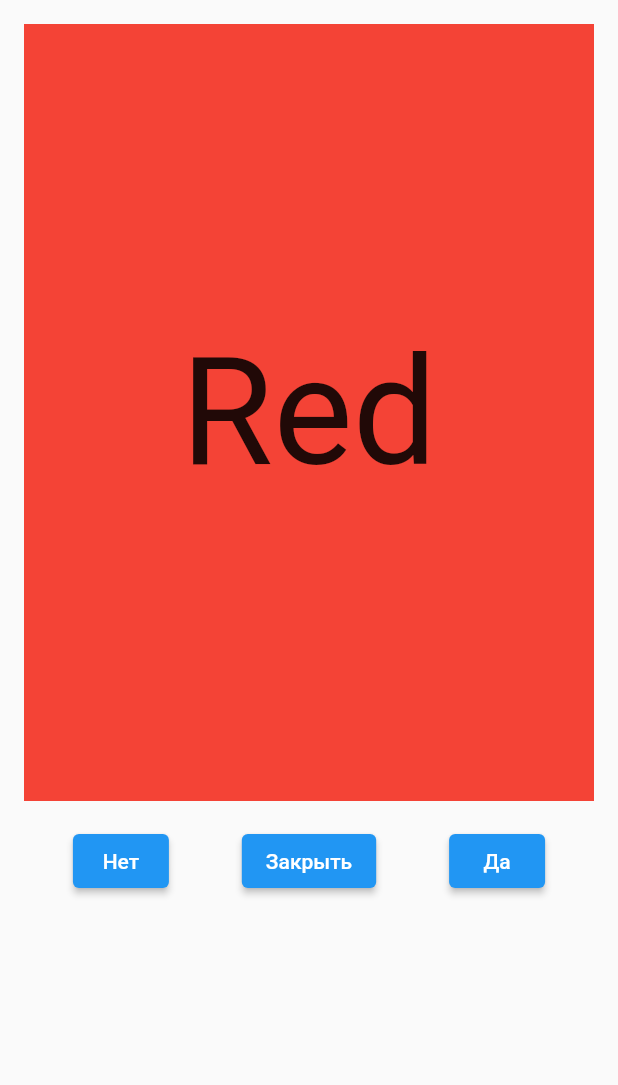
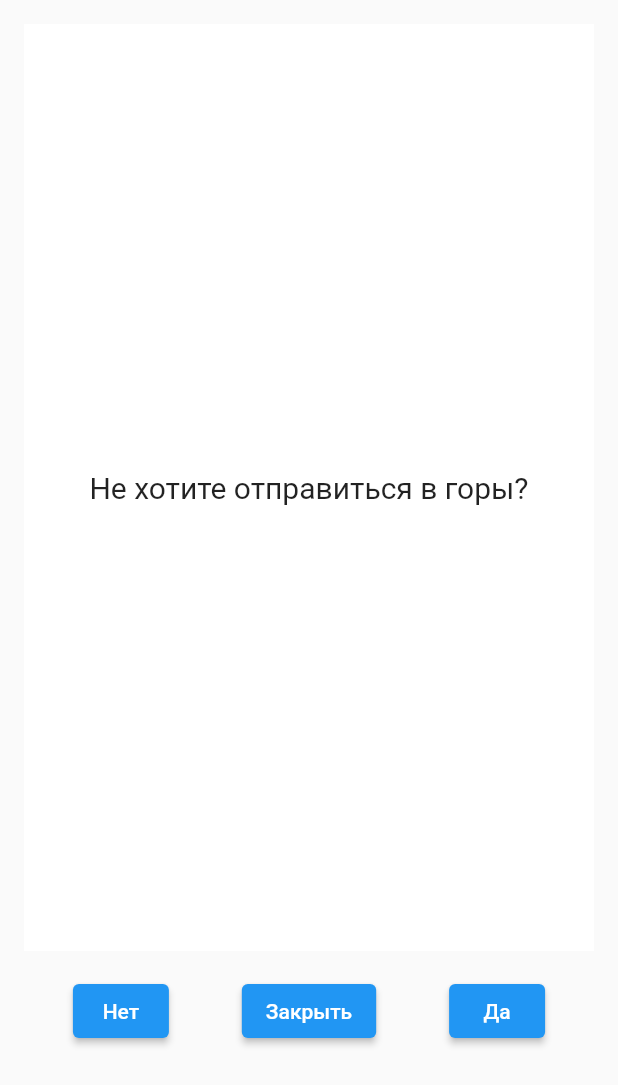
Before and after one commit to EuphoriaAbsorber/Forwarder, a Flutter app: the QuestionPage screen opened by its route, on a phone screen of 412 x 824 dp. Shown: the top 1085 px of the screen. Run offline on Flutter 3.47's test engine with Material 2 defaults, Android fonts, the phone set to English and light mode, and no system bars; drawn by our look-alikes of swipe_cards; our stand-ins replace cached_network_image, dio, fl_chart, freezed_annotation, google_maps_flutter, hive and 2 more; accounts and stored records are empty; network calls fail.

Commit message:
+ Вопросы для опросника

```diff
--- a/lib/question_page/presentation/question_page.dart
+++ b/lib/question_page/presentation/question_page.dart
@@ -1,3 +1,5 @@
+import 'dart:math';
+
 import 'package:flutter/material.dart';
 import 'package:flutter/widgets.dart';
 import 'package:swipe_cards/swipe_cards.dart';
@@ -13,22 +15,58 @@ class QuestionPage extends StatefulWidget {
 
 class _QuestionPageState extends State<QuestionPage> {
 
-  List<SwipeItem> _swipeItems = <SwipeItem>[];
+  final List<SwipeItem> _swipeItems = <SwipeItem>[];
   late MatchEngine _matchEngine;
-  GlobalKey<ScaffoldState> _scaffoldKey = GlobalKey();
-  List<String> _names = <String>["Red", "Blue", "Green", "Yellow", "Orange"];
-  List<Color> _colors = <Color>[
-    Colors.red,
-    Colors.blue,
-    Colors.green,
-    Colors.yellow,
-    Colors.orange
+  final GlobalKey<ScaffoldState> _scaffoldKey = GlobalKey();
+
+  final List<String> _names = <String>[
+    'Что думаете по поводу поездки ',
+    'Не хотите отправиться ',
+    'Что насчёт поездки '
   ];
+  final List<String> _namesPart2 = <String>[
+    'на море?',
+    'в горы?',
+    'на природу?'
+  ];
+
+  final List<String> _names2 = <String>[
+    'Хотите посетить ',
+    'Собираетесь посетить ',
+    'Отправитесь в ',
+  ];
+
+  final List<String> _names2Part2 = <String>[
+    'музеи, театры или галереи?',
+    'торговые центры и магазины сувениров?',
+    'развлекательные места?'
+  ];
+  final List<String> _names3 = <String>[
+    'Важна ли вам ',
+    'Имеет ли значение ',
+  ];
+
+  final List<String> _names3Part2 = <String>[
+    'архитектура города?',
+    'бюджетность поездки?'
+  ];
+
   @override
   void initState() {
-    for (var i = 0; i < _names.length; i++) {
+    List<String> questions = <String>[];
+    for (var i = 0; i < _namesPart2.length; i++) {
+      questions.add(_names[Random().nextInt(_namesPart2.length)] + _namesPart2[i]);
+    }
+    for (var i = 0; i < _names2Part2.length; i++) {
+      questions.add(_names2[Random().nextInt(_names2Part2.length)] + _names2Part2[i]);
+    }
+    for (var i = 0; i < _names3Part2.length; i++) {
+      questions.add(_names3[Random().nextInt(_names3Part2.length)] + _names3Part2[i]);
+    }
+    questions.shuffle();
+    for (var i = 0; i < 8; i++) {
       _swipeItems.add(SwipeItem(
-          content: Content(text: _names[i], color: _colors[i]),
+          content: Content(text: questions[i]),
           likeAction: () {
 
           },
@@ -49,16 +87,17 @@ class _QuestionPageState extends State<QuestionPage> {
       key: _scaffoldKey,
       body: Column(children: [
         SizedBox(
-          height: 550,
+          height: 650,
           child: SwipeCards(
             matchEngine: _matchEngine,
             itemBuilder: (BuildContext context, int index) {
               return Container(
                 alignment: Alignment.center,
-                color: _swipeItems[index].content.color as Color,
+                color: Colors.white,
+
                 child: Text(
                   _swipeItems[index].content.text as String,
-                  style: TextStyle(fontSize: 100),
+                  style: TextStyle(fontSize: 20),
                 ),
               );
             },
@@ -93,7 +132,6 @@ class _QuestionPageState extends State<QuestionPage> {
 
 class Content {
   final String text;
-  final Color color;
 
-  Content({required this.text, required this.color});
+  Content({required this.text});
 }
```
Also changed, not shown: models/pubspec.lock.
